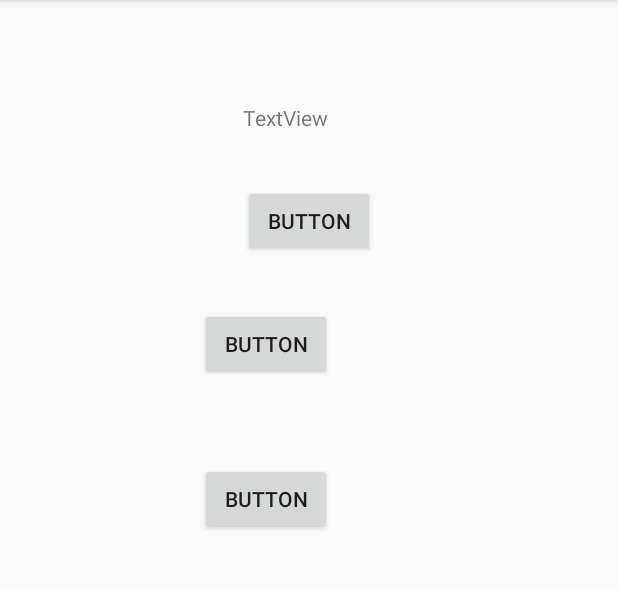
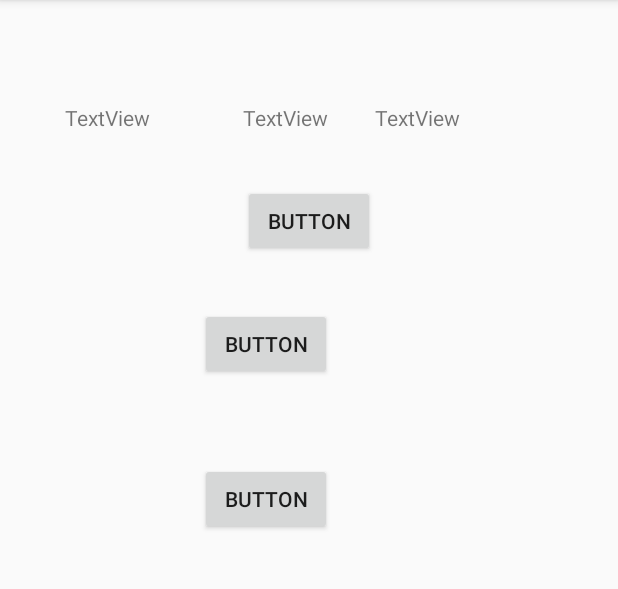
Before and after one commit to mohitlivetech2016/MyFirstApp, an Android app: the Main6Activity screen opened directly, with no data from a screen before it, on a phone screen of 412 x 824 dp, the part 84-673 px from its top. Run offline under Robolectric (Android 15) with nearby library versions, the phone set to English and light mode, and no system bars.

Commit message:
New File added to try pull link  12:14

```diff
--- a/app/src/main/res/layout/activity_main6.xml
+++ b/app/src/main/res/layout/activity_main6.xml
@@ -50,4 +50,24 @@
         android:layout_alignStart="@+id/button3"
         android:layout_marginBottom="35dp"
         android:id="@+id/textView" />
+
+    <TextView
+        android:text="TextView"
+        android:layout_width="wrap_content"
+        android:layout_height="wrap_content"
+        android:layout_alignTop="@+id/textView"
+        android:layout_toRightOf="@+id/button3"
+        android:layout_toEndOf="@+id/button3"
+        android:id="@+id/textView2" />
+
+    <TextView
+        android:text="TextView"
+        android:layout_width="wrap_content"
+        android:layout_height="wrap_content"
+        android:layout_alignBottom="@+id/textView"
+        android:layout_alignParentLeft="true"
+        android:layout_alignParentStart="true"
+        android:layout_marginLeft="27dp"
+        android:layout_marginStart="27dp"
+        android:id="@+id/textView3" />
 </RelativeLayout>
```
